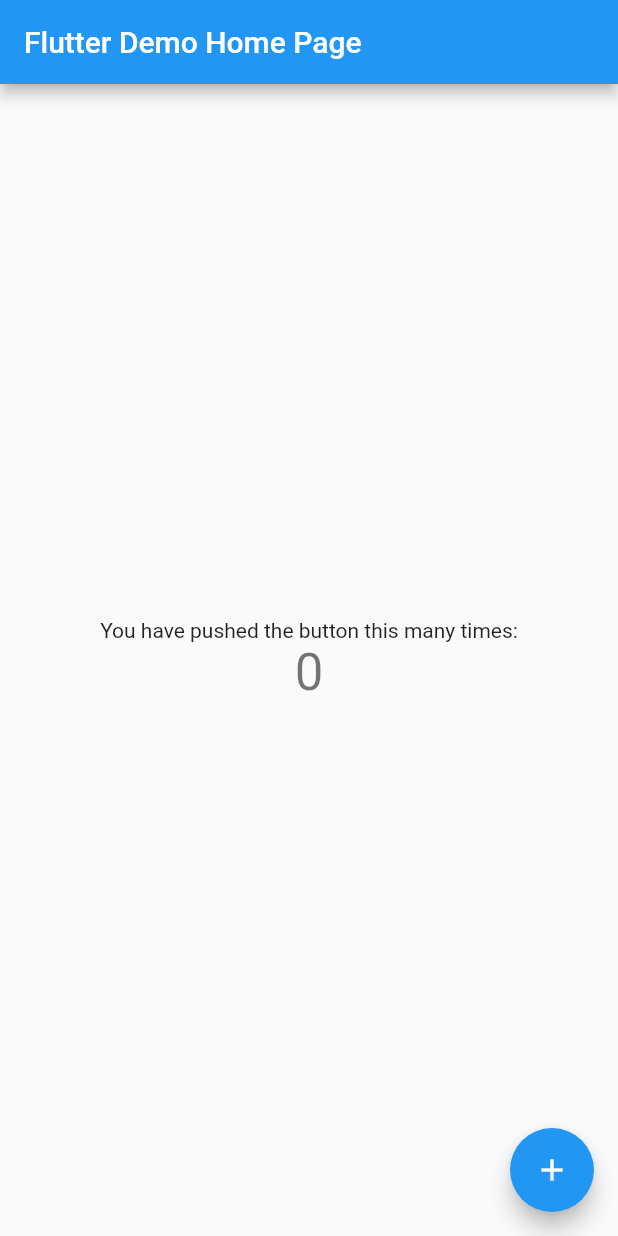
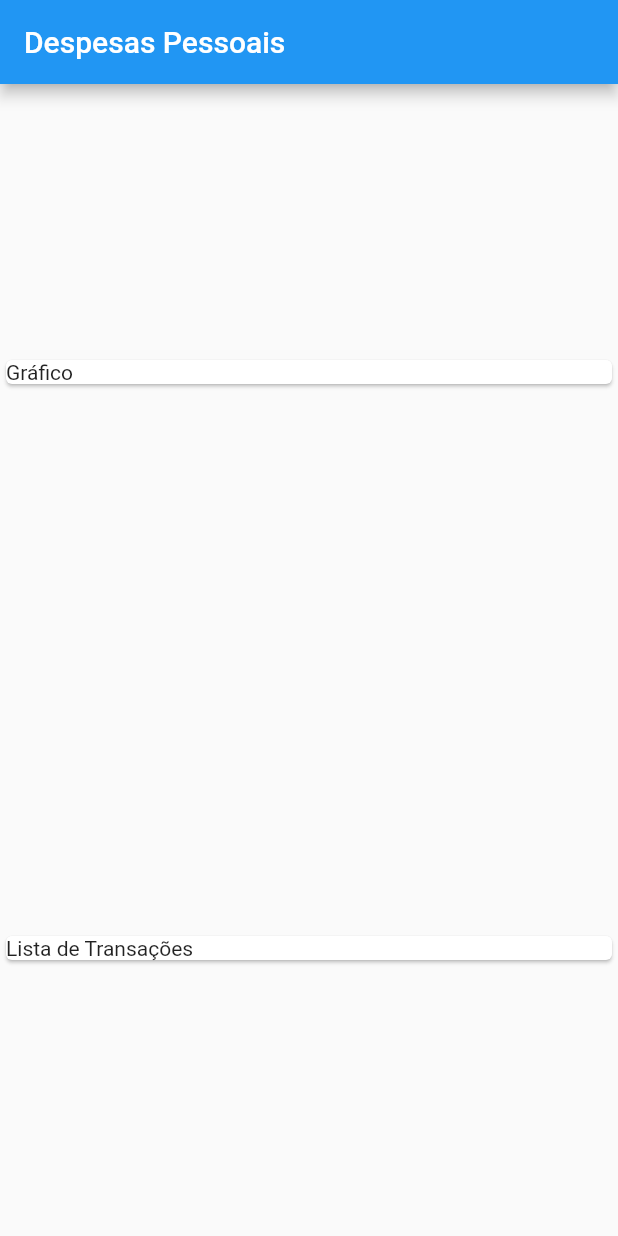
Before and after one commit to IgorAtilar/expenses, a Flutter app: the screen it shows after launch, on a phone screen of 412 x 824 dp. Run offline on Flutter 3.47's test engine with Material 2 defaults, Android fonts, the phone set to English and light mode, and no system bars.

Commit message:
initial home page

```diff
--- a/lib/main.dart
+++ b/lib/main.dart
@@ -1,66 +1,40 @@
 import 'package:flutter/material.dart';
 
 void main() {
-  runApp(const MyApp());
+  runApp(const ExpensesApp());
 }
 
-class MyApp extends StatelessWidget {
-  const MyApp({super.key});
+class ExpensesApp extends StatelessWidget {
+  const ExpensesApp({super.key});
 
   @override
   Widget build(BuildContext context) {
-    return MaterialApp(
-      title: 'Flutter Demo',
-      theme: ThemeData(
-        primarySwatch: Colors.blue,
-      ),
-      home: const MyHomePage(title: 'Flutter Demo Home Page'),
+    return const MaterialApp(
+      home: HomePage(),
     );
   }
 }
 
-class MyHomePage extends StatefulWidget {
-  const MyHomePage({super.key, required this.title});
-
-  final String title;
-
-  @override
-  State<MyHomePage> createState() => _MyHomePageState();
-}
-
-class _MyHomePageState extends State<MyHomePage> {
-  int _counter = 0;
-
-  void _incrementCounter() {
-    setState(() {
-      _counter++;
-    });
-  }
+class HomePage extends StatelessWidget {
+  const HomePage({super.key});
 
   @override
   Widget build(BuildContext context) {
     return Scaffold(
       appBar: AppBar(
-        title: Text(widget.title),
+        title: const Text("Despesas Pessoais"),
       ),
-      body: Center(
-        child: Column(
-          mainAxisAlignment: MainAxisAlignment.center,
-          children: <Widget>[
-            const Text(
-              'You have pushed the button this many times:',
-            ),
-            Text(
-              '$_counter',
-              style: Theme.of(context).textTheme.headlineMedium,
-            ),
-          ],
-        ),
-      ),
-      floatingActionButton: FloatingActionButton(
-        onPressed: _incrementCounter,
-        tooltip: 'Increment',
-        child: const Icon(Icons.add),
+      body: Column(
+        mainAxisAlignment: MainAxisAlignment.spaceAround,
+        crossAxisAlignment: CrossAxisAlignment.stretch,
+        children: const [
+          Card(
+            child: Text("Gráfico"),
+          ),
+          Card(
+            child: Text("Lista de Transações"),
+          )
+        ],
       ),
     );
   }
```
